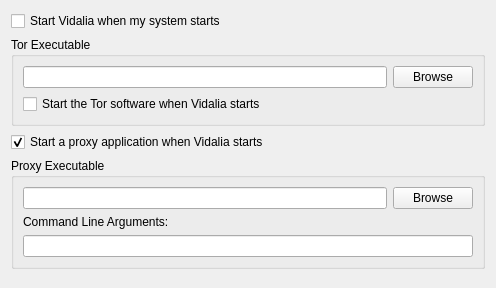
a-ilin/vidalia, file src/vidalia/config/generalpage.ui: the form before one commit.
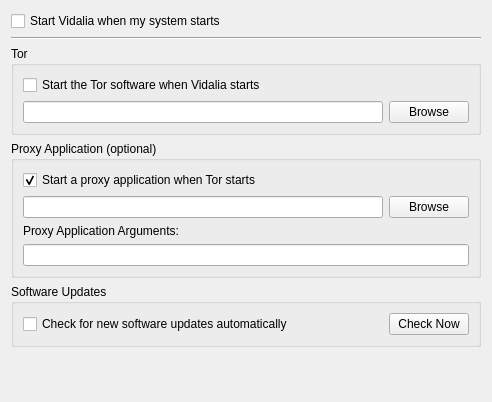
The form after the commit.

Commit message:
Add some UI for enabling or disabling automatic software updates, as well as a button to check for updates immediately. (Yes, I know this doesn't do anything yet. No, I don't need you to tell me that.)
svn:r3157

The edit to the form file:
```diff
--- a/src/vidalia/config/generalpage.ui
+++ b/src/vidalia/config/generalpage.ui
@@ -5,10 +5,16 @@
    <rect>
     <x>0</x>
     <y>0</y>
-    <width>496</width>
-    <height>288</height>
+    <width>492</width>
+    <height>402</height>
    </rect>
   </property>
+  <property name="sizePolicy" >
+   <sizepolicy vsizetype="Preferred" hsizetype="Preferred" >
+    <horstretch>0</horstretch>
+    <verstretch>0</verstretch>
+   </sizepolicy>
+  </property>
   <property name="contextMenuPolicy" >
    <enum>Qt::NoContextMenu</enum>
   </property>
@@ -23,6 +29,13 @@
      </property>
     </widget>
    </item>
+   <item>
+    <widget class="Line" name="lineHorizontalSeparator" >
+     <property name="orientation" >
+      <enum>Qt::Horizontal</enum>
+     </property>
+    </widget>
+   </item>
    <item>
     <widget class="QGroupBox" name="grpTorLocation" >
      <property name="minimumSize" >
@@ -35,32 +48,25 @@
       <enum>Qt::NoContextMenu</enum>
      </property>
      <property name="title" >
-      <string>Tor Executable</string>
+      <string>Tor</string>
      </property>
-     <layout class="QHBoxLayout" >
-      <property name="spacing" >
-       <number>6</number>
-      </property>
+     <layout class="QVBoxLayout" name="verticalLayout" >
       <item>
-       <layout class="QVBoxLayout" >
+       <widget class="QCheckBox" name="chkRunTorAtVidaliaStartup" >
+        <property name="text" >
+         <string>Start the Tor software when Vidalia starts</string>
+        </property>
+       </widget>
+      </item>
+      <item>
+       <layout class="QHBoxLayout" >
         <item>
-         <layout class="QHBoxLayout" >
-          <item>
-           <widget class="QLineEdit" name="lineTorExecutable" />
-          </item>
-          <item>
-           <widget class="QPushButton" name="btnBrowseTorExecutable" >
-            <property name="text" >
-             <string>Browse</string>
-            </property>
-           </widget>
-          </item>
-         </layout>
+         <widget class="QLineEdit" name="lineTorExecutable" />
         </item>
         <item>
-         <widget class="QCheckBox" name="chkRunTorAtVidaliaStartup" >
+         <widget class="QPushButton" name="btnBrowseTorExecutable" >
           <property name="text" >
-           <string>Start the Tor software when Vidalia starts</string>
+           <string>Browse</string>
           </property>
          </widget>
         </item>
@@ -69,16 +75,6 @@
      </layout>
     </widget>
    </item>
-   <item>
-    <widget class="QCheckBox" name="chkRunProxyAtVidaliaStartup" >
-     <property name="text" >
-      <string>Start a proxy application when Vidalia starts</string>
-     </property>
-     <property name="checked" >
-      <bool>true</bool>
-     </property>
-    </widget>
-   </item>
    <item>
     <widget class="QGroupBox" name="grpProxyExecutable" >
      <property name="sizePolicy" >
@@ -94,9 +90,19 @@
       </size>
      </property>
      <property name="title" >
-      <string>Proxy Executable</string>
+      <string>Proxy Application (optional)</string>
      </property>
-     <layout class="QVBoxLayout" >
+     <layout class="QVBoxLayout" name="verticalLayout_2" >
+      <item>
+       <widget class="QCheckBox" name="chkRunProxyAtTorStartup" >
+        <property name="text" >
+         <string>Start a proxy application when Tor starts</string>
+        </property>
+        <property name="checked" >
+         <bool>true</bool>
+        </property>
+       </widget>
+      </item>
       <item>
        <layout class="QHBoxLayout" >
         <item>
@@ -126,7 +132,7 @@
            <bool>true</bool>
           </property>
           <property name="text" >
-           <string>Command Line Arguments:</string>
+           <string>Proxy Application Arguments:</string>
           </property>
          </widget>
         </item>
@@ -143,11 +149,60 @@
     </widget>
    </item>
    <item>
-    <spacer>
+    <widget class="QGroupBox" name="grpSoftwareUpdates" >
+     <property name="title" >
+      <string>Software Updates</string>
+     </property>
+     <layout class="QHBoxLayout" name="horizontalLayout" >
+      <item>
+       <widget class="QCheckBox" name="chkAutoUpdates" >
+        <property name="text" >
+         <string>Check for new software updates automatically</string>
+        </property>
+       </widget>
+      </item>
+      <item>
+       <spacer name="horizontalSpacer_2" >
+        <property name="orientation" >
+         <enum>Qt::Horizontal</enum>
+        </property>
+        <property name="sizeHint" stdset="0" >
+         <size>
+          <width>40</width>
+          <height>20</height>
+         </size>
+        </property>
+       </spacer>
+      </item>
+      <item>
+       <spacer name="horizontalSpacer" >
+        <property name="orientation" >
+         <enum>Qt::Horizontal</enum>
+        </property>
+        <property name="sizeHint" stdset="0" >
+         <size>
+          <width>40</width>
+          <height>20</height>
+         </size>
+        </property>
+       </spacer>
+      </item>
+      <item>
+       <widget class="QPushButton" name="btnUpdateNow" >
+        <property name="text" >
+         <string>Check Now</string>
+        </property>
+       </widget>
+      </item>
+     </layout>
+    </widget>
+   </item>
+   <item>
+    <spacer name="verticalSpacer" >
      <property name="orientation" >
       <enum>Qt::Vertical</enum>
      </property>
-     <property name="sizeHint" >
+     <property name="sizeHint" stdset="0" >
       <size>
        <width>20</width>
        <height>40</height>
```
Left out of the diff: 21 changed lines with no effect on the pictures. The commit also changes 1 other file.
